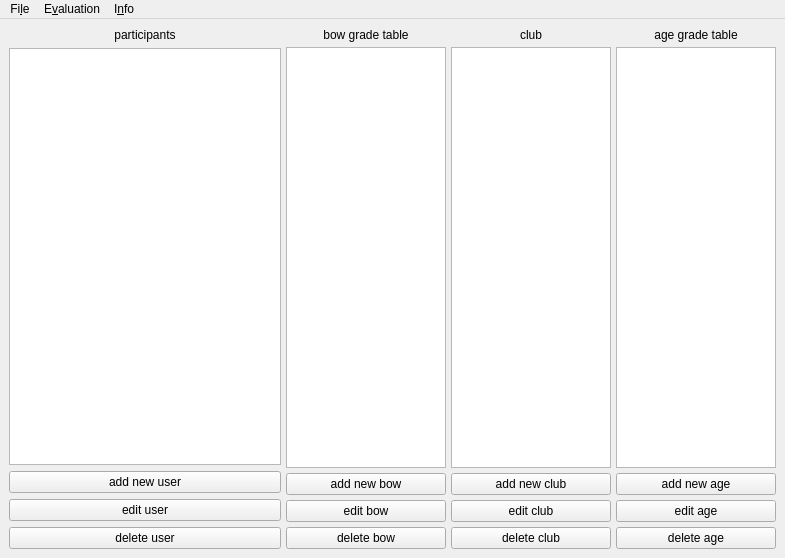
Before: the Qt Designer form modules/gui/main.ui in MarkusHackspacher/Archerrank2, drawn with Qt 5.
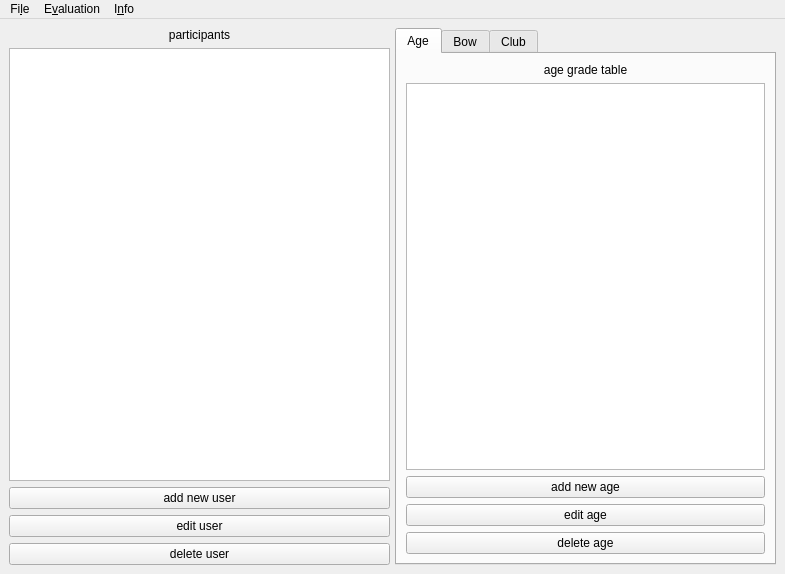
After: the same form once the commit is applied. The open tabs and pages were chosen to show the change.

Commit message: gui with tabs

```diff
--- a/modules/gui/main.ui
+++ b/modules/gui/main.ui
@@ -7,7 +7,7 @@
     <x>0</x>
     <y>0</y>
     <width>785</width>
-    <height>558</height>
+    <height>574</height>
    </rect>
   </property>
   <property name="sizePolicy">
@@ -35,9 +35,9 @@
      <height>0</height>
     </size>
    </property>
-   <layout class="QHBoxLayout" name="horizontalLayout_2">
+   <layout class="QVBoxLayout" name="verticalLayout_4">
     <item>
-     <layout class="QHBoxLayout" name="horizontalLayout" stretch="17,10,10,10">
+     <layout class="QHBoxLayout" name="horizontalLayout" stretch="5,5">
       <property name="spacing">
        <number>5</number>
       </property>
@@ -102,7 +102,59 @@
        </layout>
       </item>
       <item>
-       <layout class="QVBoxLayout" name="verticalLayout_3">
+       <widget class="QTabWidget" name="tabWidget">
+        <property name="currentIndex">
+         <number>2</number>
+        </property>
+        <widget class="QWidget" name="Age">
+         <attribute name="title">
+          <string>Age</string>
+         </attribute>
+         <layout class="QVBoxLayout" name="verticalLayout_2">
+          <property name="sizeConstraint">
+           <enum>QLayout::SetNoConstraint</enum>
+          </property>
+          <item>
+           <widget class="QLabel" name="label_age">
+            <property name="text">
+             <string>age grade table</string>
+            </property>
+            <property name="alignment">
+             <set>Qt::AlignCenter</set>
+            </property>
+           </widget>
+          </item>
+          <item>
+           <widget class="QTableView" name="tableView_age"/>
+          </item>
+          <item>
+           <widget class="QPushButton" name="pushButton_age">
+            <property name="text">
+             <string>add new age</string>
+            </property>
+           </widget>
+          </item>
+          <item>
+           <widget class="QPushButton" name="pushButton_editage">
+            <property name="text">
+             <string>edit age</string>
+            </property>
+           </widget>
+          </item>
+          <item>
+           <widget class="QPushButton" name="pushButton_deleteage">
+            <property name="text">
+             <string>delete age</string>
+            </property>
+           </widget>
+          </item>
+         </layout>
+        </widget>
+        <widget class="QWidget" name="Bow">
+         <attribute name="title">
+          <string>Bow</string>
+         </attribute>
+         <layout class="QVBoxLayout" name="Layout_Bow">
         <property name="sizeConstraint">
          <enum>QLayout::SetNoConstraint</enum>
         </property>
@@ -141,8 +193,11 @@
          </widget>
         </item>
        </layout>
-      </item>
-      <item>
+        </widget>
+        <widget class="QWidget" name="club">
+         <attribute name="title">
+          <string>Club</string>
+         </attribute>
        <layout class="QVBoxLayout" name="verticalLayout_5">
         <property name="sizeConstraint">
          <enum>QLayout::SetNoConstraint</enum>
@@ -182,47 +237,8 @@
          </widget>
         </item>
        </layout>
-      </item>
-      <item>
-       <layout class="QVBoxLayout" name="verticalLayout_2">
-        <property name="sizeConstraint">
-         <enum>QLayout::SetNoConstraint</enum>
-        </property>
-        <item>
-         <widget class="QLabel" name="label_age">
-          <property name="text">
-           <string>age grade table</string>
-          </property>
-          <property name="alignment">
-           <set>Qt::AlignCenter</set>
-          </property>
-         </widget>
-        </item>
-        <item>
-         <widget class="QTableView" name="tableView_age"/>
-        </item>
-        <item>
-         <widget class="QPushButton" name="pushButton_age">
-          <property name="text">
-           <string>add new age</string>
-          </property>
-         </widget>
-        </item>
-        <item>
-         <widget class="QPushButton" name="pushButton_editage">
-          <property name="text">
-           <string>edit age</string>
-          </property>
-         </widget>
-        </item>
-        <item>
-         <widget class="QPushButton" name="pushButton_deleteage">
-          <property name="text">
-           <string>delete age</string>
-          </property>
-         </widget>
-        </item>
-       </layout>
+        </widget>
+       </widget>
       </item>
      </layout>
     </item>
```
Lines whose indentation alone changed are shown as unchanged. The commit also changes 1 other file.
